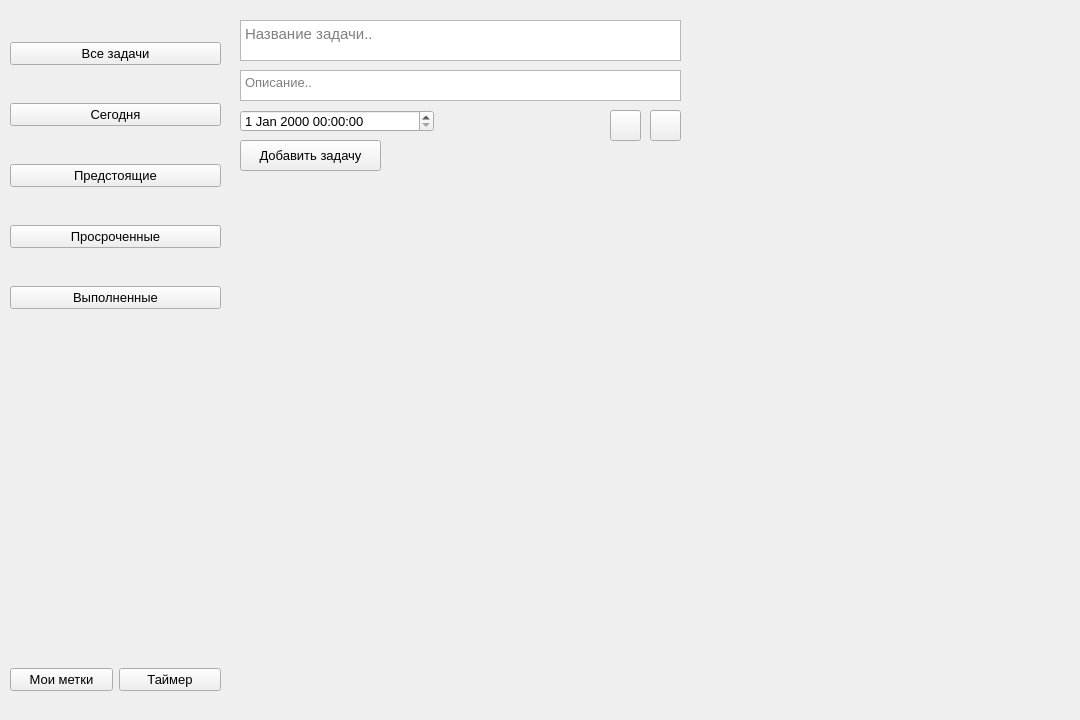
Before: the Qt Designer form interface/window.ui in vezype/tomtime, drawn with Qt 5.
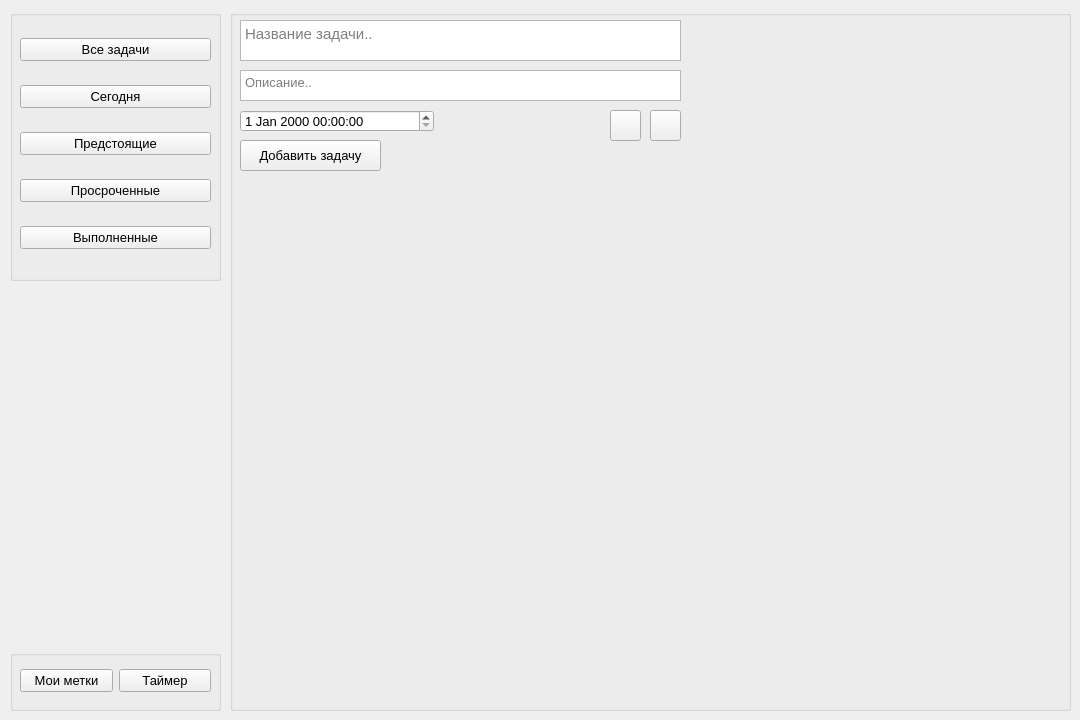
After: the same form once the commit is applied. Icons and pictures are not drawn.

What changed in the file:
```diff
--- a/interface/window.ui
+++ b/interface/window.ui
@@ -14,184 +14,24 @@
    <string>Tomtime</string>
   </property>
   <widget class="QWidget" name="centralwidget">
-   <widget class="QWidget" name="verticalLayoutWidget">
-    <property name="geometry">
-     <rect>
-      <x>10</x>
-      <y>10</y>
-      <width>211</width>
-      <height>331</height>
-     </rect>
-    </property>
-    <layout class="QVBoxLayout" name="verticalLayout">
-     <item>
-      <widget class="QPushButton" name="btn_all">
-       <property name="font">
-        <font>
-         <pointsize>10</pointsize>
-        </font>
-       </property>
-       <property name="styleSheet">
-        <string notr="true"/>
-       </property>
-       <property name="text">
-        <string>Все задачи</string>
-       </property>
-       <property name="icon">
-        <iconset>
-         <normaloff>icons8-список-64.png</normaloff>icons8-список-64.png</iconset>
-       </property>
-       <property name="iconSize">
-        <size>
-         <width>23</width>
-         <height>16</height>
-        </size>
-       </property>
-       <property name="checkable">
-        <bool>false</bool>
-       </property>
-      </widget>
-     </item>
-     <item>
-      <widget class="QPushButton" name="btn_today">
-       <property name="font">
-        <font>
-         <pointsize>10</pointsize>
-        </font>
-       </property>
-       <property name="text">
-        <string>Сегодня</string>
-       </property>
-       <property name="icon">
-        <iconset>
-         <normaloff>icons8-конечная-дата-100.png</normaloff>icons8-конечная-дата-100.png</iconset>
-       </property>
-       <property name="iconSize">
-        <size>
-         <width>18</width>
-         <height>16</height>
-        </size>
-       </property>
-      </widget>
-     </item>
-     <item>
-      <widget class="QPushButton" name="btn_upcoming">
-       <property name="font">
-        <font>
-         <pointsize>10</pointsize>
-        </font>
-       </property>
-       <property name="text">
-        <string>Предстоящие</string>
-       </property>
-       <property name="icon">
-        <iconset>
-         <normaloff>icons8-будущее-время-100.png</normaloff>icons8-будущее-время-100.png</iconset>
-       </property>
-      </widget>
-     </item>
-     <item>
-      <widget class="QPushButton" name="btn_overdue">
-       <property name="font">
-        <font>
-         <pointsize>10</pointsize>
-        </font>
-       </property>
-       <property name="text">
-        <string>Просроченные</string>
-       </property>
-       <property name="icon">
-        <iconset>
-         <normaloff>icons8-облако-оповещение-160.png</normaloff>icons8-облако-оповещение-160.png</iconset>
-       </property>
-      </widget>
-     </item>
-     <item>
-      <widget class="QPushButton" name="btn_completed">
-       <property name="font">
-        <font>
-         <pointsize>10</pointsize>
-        </font>
-       </property>
-       <property name="text">
-        <string>Выполненные</string>
-       </property>
-       <property name="icon">
-        <iconset>
-         <normaloff>icons8-двойная-галочка-100.png</normaloff>icons8-двойная-галочка-100.png</iconset>
-       </property>
-      </widget>
-     </item>
-    </layout>
-   </widget>
-   <widget class="QWidget" name="horizontalLayoutWidget">
-    <property name="geometry">
-     <rect>
-      <x>10</x>
-      <y>640</y>
-      <width>211</width>
-      <height>80</height>
-     </rect>
-    </property>
-    <layout class="QHBoxLayout" name="horizontalLayout">
-     <item>
-      <widget class="QPushButton" name="btn_my_tags">
-       <property name="font">
-        <font>
-         <pointsize>10</pointsize>
-        </font>
-       </property>
-       <property name="text">
-        <string>Мои метки</string>
-       </property>
-       <property name="icon">
-        <iconset>
-         <normaloff>icons8-закладка-лента-512.png</normaloff>icons8-закладка-лента-512.png</iconset>
-       </property>
-      </widget>
-     </item>
-     <item>
-      <widget class="QPushButton" name="btn_timer">
-       <property name="font">
-        <font>
-         <pointsize>10</pointsize>
-        </font>
-       </property>
-       <property name="text">
-        <string>Таймер</string>
-       </property>
-       <property name="icon">
-        <iconset>
-         <normaloff>icons8-таймер-100.png</normaloff>icons8-таймер-100.png</iconset>
-       </property>
-      </widget>
-     </item>
-    </layout>
-   </widget>
-   <widget class="QWidget" name="widget" native="true">
+   <widget class="QGroupBox" name="groupBox">
     <property name="geometry">
      <rect>
       <x>230</x>
       <y>10</y>
-      <width>831</width>
-      <height>691</height>
+      <width>841</width>
+      <height>701</height>
      </rect>
     </property>
-    <widget class="QDateTimeEdit" name="dateTimeEdit">
-     <property name="geometry">
-      <rect>
-       <x>10</x>
-       <y>100</y>
-       <width>194</width>
-       <height>22</height>
-      </rect>
-     </property>
-     <property name="font">
-      <font>
-       <pointsize>10</pointsize>
-      </font>
-     </property>
-    </widget>
+    <property name="styleSheet">
+     <string notr="true"/>
+    </property>
+    <property name="title">
+     <string/>
+    </property>
+    <property name="flat">
+     <bool>false</bool>
+    </property>
     <widget class="QPlainTextEdit" name="plainTextEdit">
      <property name="geometry">
       <rect>
@@ -210,6 +50,34 @@
       <string>Название задачи..</string>
      </property>
     </widget>
+    <widget class="QPushButton" name="pushButton_2">
+     <property name="geometry">
+      <rect>
+       <x>420</x>
+       <y>100</y>
+       <width>31</width>
+       <height>31</height>
+      </rect>
+     </property>
+     <property name="font">
+      <font>
+       <pointsize>8</pointsize>
+      </font>
+     </property>
+     <property name="text">
+      <string/>
+     </property>
+     <property name="icon">
+      <iconset>
+       <normaloff>prority.png</normaloff>prority.png</iconset>
+     </property>
+     <property name="iconSize">
+      <size>
+       <width>25</width>
+       <height>25</height>
+      </size>
+     </property>
+    </widget>
     <widget class="QPlainTextEdit" name="plainTextEdit_2">
      <property name="geometry">
       <rect>
@@ -256,33 +124,20 @@
       </size>
      </property>
     </widget>
-    <widget class="QPushButton" name="pushButton_2">
+    <widget class="QDateTimeEdit" name="dateTimeEdit">
      <property name="geometry">
       <rect>
-       <x>420</x>
+       <x>10</x>
        <y>100</y>
-       <width>31</width>
-       <height>31</height>
+       <width>194</width>
+       <height>22</height>
       </rect>
      </property>
      <property name="font">
       <font>
-       <pointsize>8</pointsize>
+       <pointsize>10</pointsize>
       </font>
      </property>
-     <property name="text">
-      <string/>
-     </property>
-     <property name="icon">
-      <iconset>
-       <normaloff>prority.png</normaloff>prority.png</iconset>
-     </property>
-     <property name="iconSize">
-      <size>
-       <width>25</width>
-       <height>25</height>
-      </size>
-     </property>
     </widget>
     <widget class="QPushButton" name="pushButton_3">
      <property name="geometry">
@@ -313,6 +168,186 @@
      </property>
     </widget>
    </widget>
+   <widget class="QGroupBox" name="groupBox_2">
+    <property name="geometry">
+     <rect>
+      <x>10</x>
+      <y>10</y>
+      <width>211</width>
+      <height>271</height>
+     </rect>
+    </property>
+    <property name="title">
+     <string/>
+    </property>
+    <widget class="QWidget" name="verticalLayoutWidget">
+     <property name="geometry">
+      <rect>
+       <x>10</x>
+       <y>10</y>
+       <width>191</width>
+       <height>251</height>
+      </rect>
+     </property>
+     <layout class="QVBoxLayout" name="verticalLayout">
+      <item>
+       <widget class="QPushButton" name="btn_all">
+        <property name="font">
+         <font>
+          <pointsize>10</pointsize>
+         </font>
+        </property>
+        <property name="styleSheet">
+         <string notr="true"/>
+        </property>
+        <property name="text">
+         <string>Все задачи</string>
+        </property>
+        <property name="icon">
+         <iconset>
+          <normaloff>icons8-список-64.png</normaloff>icons8-список-64.png</iconset>
+        </property>
+        <property name="iconSize">
+         <size>
+          <width>23</width>
+          <height>16</height>
+         </size>
+        </property>
+        <property name="checkable">
+         <bool>false</bool>
+        </property>
+       </widget>
+      </item>
+      <item>
+       <widget class="QPushButton" name="btn_today">
+        <property name="font">
+         <font>
+          <pointsize>10</pointsize>
+         </font>
+        </property>
+        <property name="text">
+         <string>Сегодня</string>
+        </property>
+        <property name="icon">
+         <iconset>
+          <normaloff>icons8-конечная-дата-100.png</normaloff>icons8-конечная-дата-100.png</iconset>
+        </property>
+        <property name="iconSize">
+         <size>
+          <width>18</width>
+          <height>16</height>
+         </size>
+        </property>
+       </widget>
+      </item>
+      <item>
+       <widget class="QPushButton" name="btn_upcoming">
+        <property name="font">
+         <font>
+          <pointsize>10</pointsize>
+         </font>
+        </property>
+        <property name="text">
+         <string>Предстоящие</string>
+        </property>
+        <property name="icon">
+         <iconset>
+          <normaloff>icons8-будущее-время-100.png</normaloff>icons8-будущее-время-100.png</iconset>
+        </property>
+       </widget>
+      </item>
+      <item>
+       <widget class="QPushButton" name="btn_overdue">
+        <property name="font">
+         <font>
+          <pointsize>10</pointsize>
+         </font>
+        </property>
+        <property name="text">
+         <string>Просроченные</string>
+        </property>
+        <property name="icon">
+         <iconset>
+          <normaloff>icons8-облако-оповещение-160.png</normaloff>icons8-облако-оповещение-160.png</iconset>
+        </property>
+       </widget>
+      </item>
+      <item>
+       <widget class="QPushButton" name="btn_completed">
+        <property name="font">
+         <font>
+          <pointsize>10</pointsize>
+         </font>
+        </property>
+        <property name="text">
+         <string>Выполненные</string>
+        </property>
+        <property name="icon">
+         <iconset>
+          <normaloff>icons8-двойная-галочка-100.png</normaloff>icons8-двойная-галочка-100.png</iconset>
+        </property>
+       </widget>
+      </item>
+     </layout>
+    </widget>
+   </widget>
+   <widget class="QGroupBox" name="groupBox_3">
+    <property name="geometry">
+     <rect>
+      <x>10</x>
+      <y>650</y>
+      <width>211</width>
+      <height>61</height>
+     </rect>
+    </property>
+    <property name="title">
+     <string/>
+    </property>
+    <widget class="QWidget" name="horizontalLayoutWidget">
+     <property name="geometry">
+      <rect>
+       <x>10</x>
+       <y>10</y>
+       <width>191</width>
+       <height>41</height>
+      </rect>
+     </property>
+     <layout class="QHBoxLayout" name="horizontalLayout">
+      <item>
+       <widget class="QPushButton" name="btn_my_tags">
+        <property name="font">
+         <font>
+          <pointsize>10</pointsize>
+         </font>
+        </property>
+        <property name="text">
+         <string>Мои метки</string>
+        </property>
+        <property name="icon">
+         <iconset>
+          <normaloff>icons8-закладка-лента-512.png</normaloff>icons8-закладка-лента-512.png</iconset>
+        </property>
+       </widget>
+      </item>
+      <item>
+       <widget class="QPushButton" name="btn_timer">
+        <property name="font">
+         <font>
+          <pointsize>10</pointsize>
+         </font>
+        </property>
+        <property name="text">
+         <string>Таймер</string>
+        </property>
+        <property name="icon">
+         <iconset>
+          <normaloff>icons8-таймер-100.png</normaloff>icons8-таймер-100.png</iconset>
+        </property>
+       </widget>
+      </item>
+     </layout>
+    </widget>
+   </widget>
   </widget>
  </widget>
  <resources/>
```
